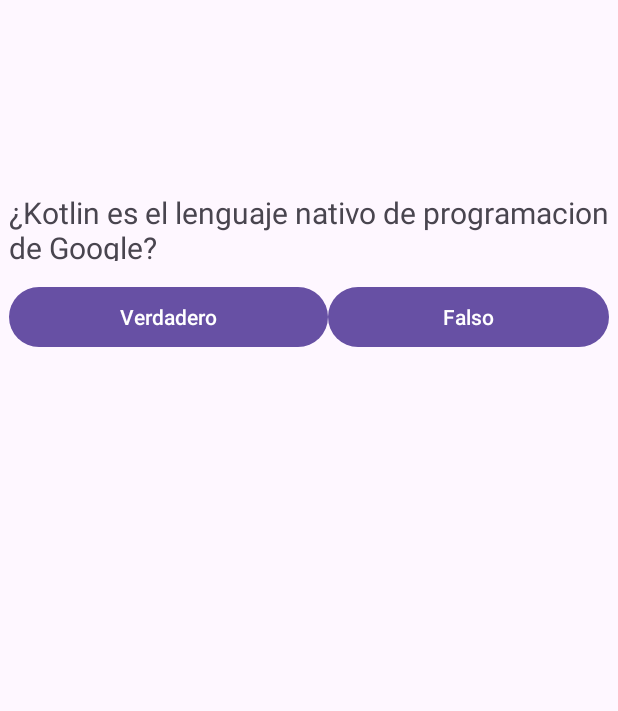
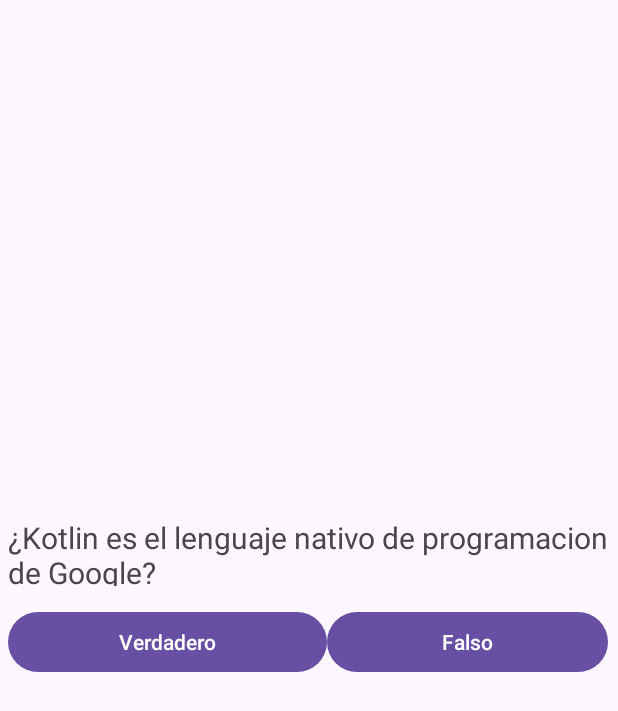
Before and after one commit to DarwinGR6317/Actividad1, an Android app: the screen it shows after launch (MainActivity), on a phone screen of 412 x 824 dp. Shown: the top 711 px of the screen. Run offline under Robolectric (Android 15) with nearby library versions, the phone set to English and light mode, and no system bars.

Commit message:
Verion 1.0

```diff
--- a/app/src/main/res/layout/activity_main.xml
+++ b/app/src/main/res/layout/activity_main.xml
@@ -12,10 +12,10 @@
         android:orientation="vertical"
         app:layout_constraintBottom_toBottomOf="parent"
         app:layout_constraintEnd_toEndOf="parent"
-        app:layout_constraintHorizontal_bias="0.495"
+        app:layout_constraintHorizontal_bias="0.454"
         app:layout_constraintStart_toStartOf="parent"
         app:layout_constraintTop_toTopOf="parent"
-        app:layout_constraintVertical_bias="0.372">
+        app:layout_constraintVertical_bias="1.0">
 
         <LinearLayout
             android:layout_width="match_parent"
```
